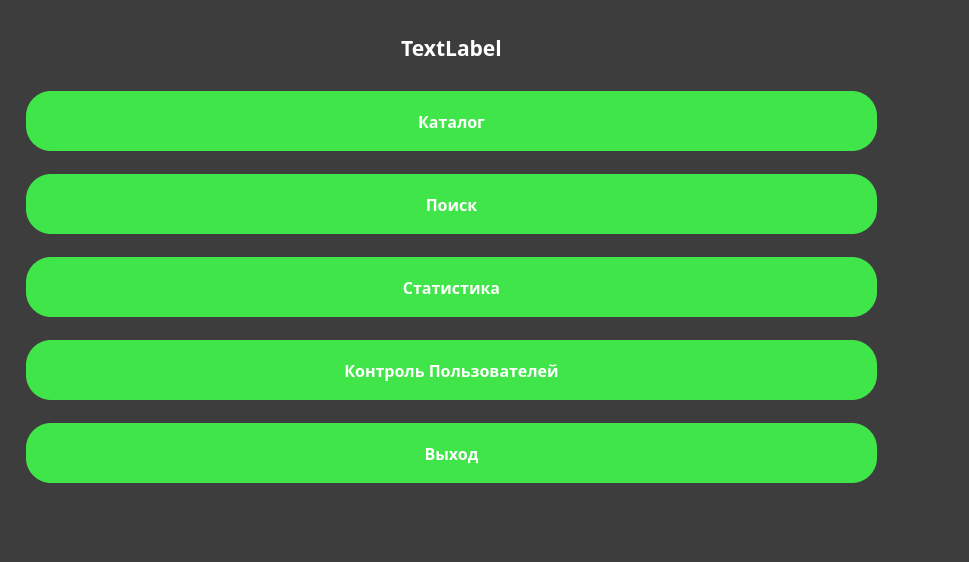
Qt form JimRootShopProj/mainmenu.ui (masterkusok/JimRootShop) before a commit.
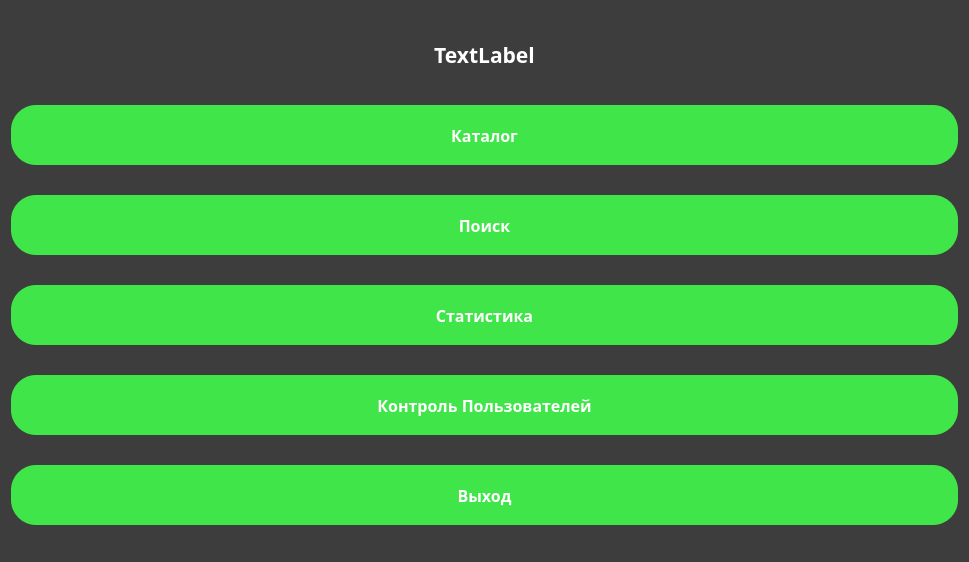
The same form after that commit.

```diff
--- a/JimRootShopProj/mainmenu.ui
+++ b/JimRootShopProj/mainmenu.ui
@@ -39,33 +39,7 @@
 	background-color:#3d3d3d;
 }</string>
   </property>
-  <layout class="QGridLayout" name="gridLayout">
-   <item row="0" column="0">
-    <widget class="QStackedWidget" name="stackedWidget">
-     <property name="currentIndex">
-      <number>1</number>
-     </property>
-     <widget class="QWidget" name="page"/>
-     <widget class="QWidget" name="page_2">
-      <widget class="QWidget" name="layoutWidget">
-       <property name="geometry">
-        <rect>
-         <x>0</x>
-         <y>0</y>
-         <width>881</width>
-         <height>491</height>
-        </rect>
-       </property>
        <layout class="QVBoxLayout" name="verticalLayout">
-        <property name="leftMargin">
-         <number>15</number>
-        </property>
-        <property name="rightMargin">
-         <number>15</number>
-        </property>
-        <property name="bottomMargin">
-         <number>0</number>
-        </property>
         <item>
          <widget class="QLabel" name="usernameLabel">
           <property name="enabled">
@@ -312,11 +286,6 @@
           <property name="text">
            <string>Выход</string>
           </property>
-         </widget>
-        </item>
-       </layout>
-      </widget>
-     </widget>
     </widget>
    </item>
   </layout>
```
Lines whose indentation alone changed are shown as unchanged.
